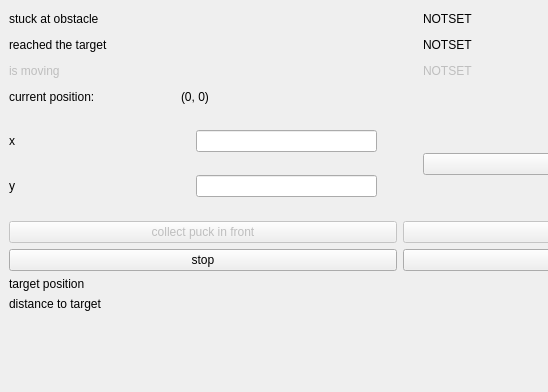
Old version of the form layer/view/view.ui in the repository benediktibk/robohockey; both pictures show x 0 to 548 and y 0 to 392 of the 800 by 600 pixel window.
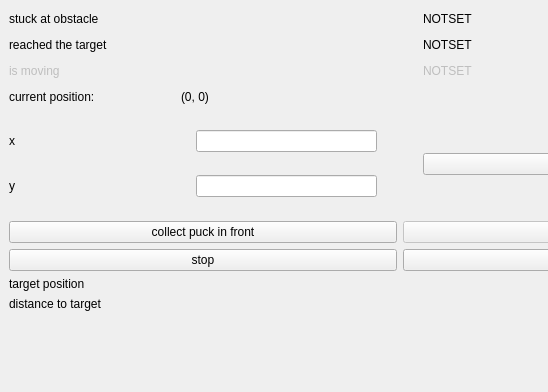
New version of the form.

Commit message: activated CollectPuckInFront Button to test it.

```diff
--- a/layer/view/view.ui
+++ b/layer/view/view.ui
@@ -318,7 +318,7 @@
         <item row="0" column="0">
          <widget class="QPushButton" name="collectPuckInFront">
           <property name="enabled">
-           <bool>false</bool>
+           <bool>true</bool>
           </property>
           <property name="text">
            <string>collect puck in front</string>
```
